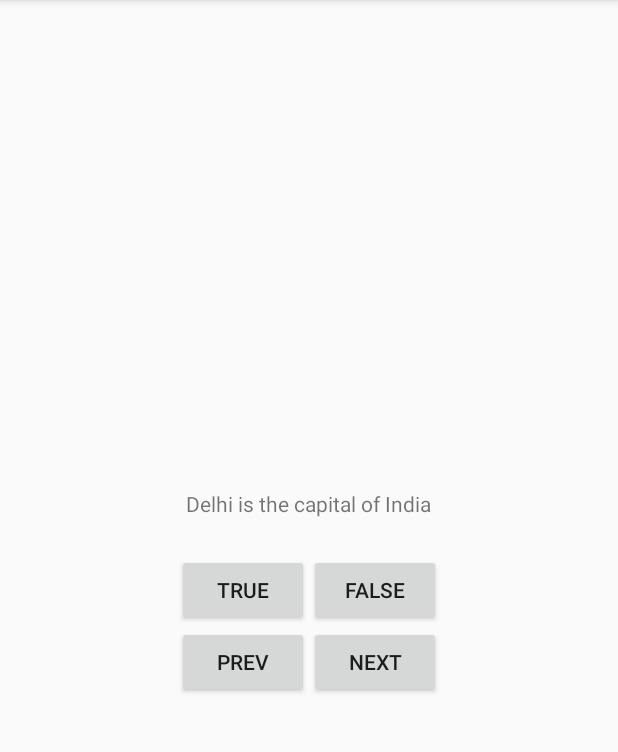
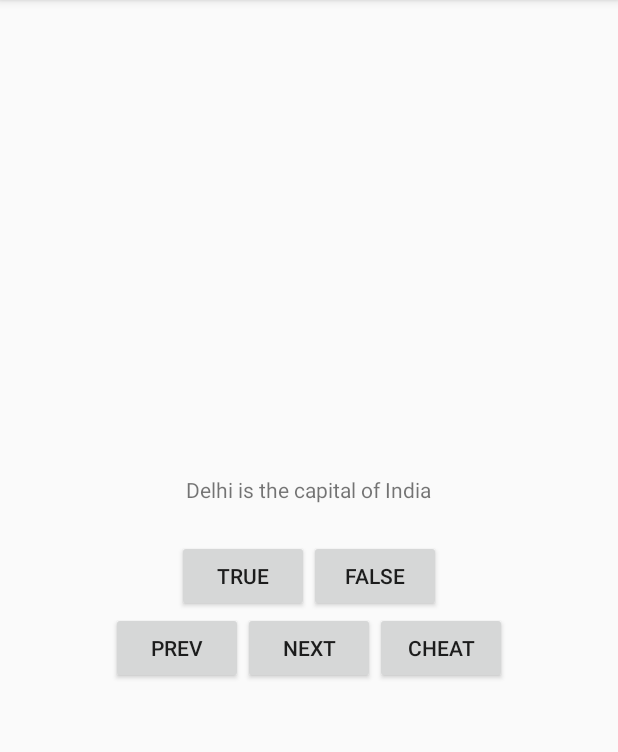
Before and after one commit to mgarg/GeoQuiz, an Android app: the screen it shows after launch (MainActivity), on a phone screen of 412 x 824 dp, the part 84-836 px from its top. Run offline under Robolectric (Android 15) with nearby library versions, the phone set to English and light mode, and no system bars.

Commit message:
api level

```diff
--- a/app/src/main/res/layout/activity_main.xml
+++ b/app/src/main/res/layout/activity_main.xml
@@ -50,8 +50,16 @@
             android:layout_height="wrap_content"
             android:text="@string/nextButton"
             android:onClick="nextListener"/>
-
+        <Button
+            android:layout_width="wrap_content"
+            android:layout_height="wrap_content"
+            android:text="cheat"
+            android:onClick="cheat"/>
 
     </LinearLayout>
+    <TextView
+        android:id ="@+id/build"
+        android:layout_width="wrap_content"
+        android:layout_height="wrap_content" />
 
 </LinearLayout>
```
